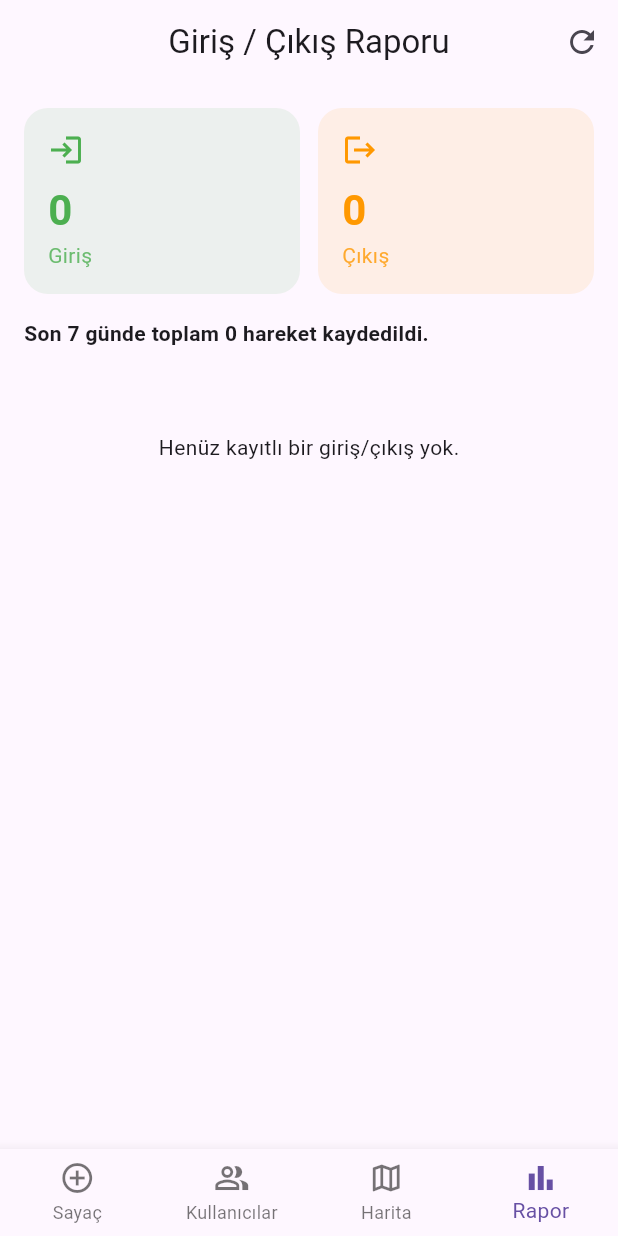
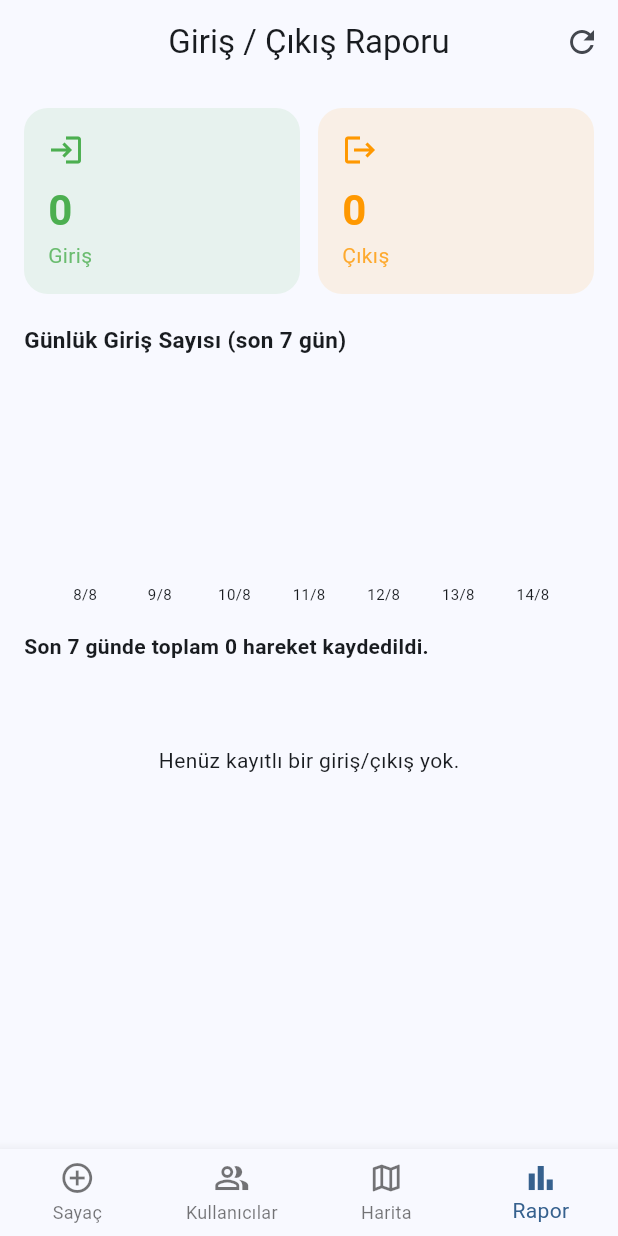
Before and after one commit to senerh6161-design/getxdeneme_temiz, a Flutter app: the screen it shows once a user with an empty profile is signed in, item 4 of the bottom bar chosen, on a phone screen of 412 x 824 dp. Run offline on Flutter 3.47's test engine with Material 3 defaults, Android fonts, the phone set to English and light mode, and no system bars; drawn by our look-alikes of fl_chart; our stand-ins replace cloud_firestore, firebase_auth, firebase_core, flutter_local_notifications, flutter_map, geolocator and 2 more; accounts and stored records are empty.

Commit message:
Bolum 5: haftalik grafik, dark mode, uygulama ikonu/splash config
- ReportController.dailyEnterCounts: enter olaylarini gune gore gruplar
- geofence_report_view.dart: fl_chart ile son 7 gun bar chart
- main.dart: acik/koyu tema + ThemeMode.system
- pubspec.yaml: fl_chart, flutter_launcher_icons, flutter_native_splash
  bagimliliklari ve config'leri eklendi
- assets/icon/app_icon.png ve splash_logo.png: uretilen basit ikon/logo

NOT: ikon/splash gercek platform dosyalarini uretmek icin projeyi acan
kisinin `dart run flutter_launcher_icons` ve
`dart run flutter_native_splash:create` komutlarini calistirmasi gerekiyor.

```diff
--- a/lib/app/modules/geofence/controllers/report_controller.dart
+++ b/lib/app/modules/geofence/controllers/report_controller.dart
@@ -22,6 +22,19 @@ class ReportController extends GetxController {
 
   int get enterCount => events.where((e) => e.type == 'enter').length;
   int get exitCount => events.where((e) => e.type == 'exit').length;
+
+  /// Her "enter" olayını, hangi güne ait olduğuna göre gruplar
+  /// (saat/dakika/saniye atılır, sadece gün kalır). Haftalık grafik
+  /// bu veriyi kullanıyor.
+  Map<DateTime, int> get dailyEnterCounts {
+    final Map<DateTime, int> counts = {};
+    for (final e in events) {
+      if (e.type != 'enter') continue;
+      final day = DateTime(e.timestamp.year, e.timestamp.month, e.timestamp.day);
+      counts[day] = (counts[day] ?? 0) + 1;
+    }
+    return counts;
+  }
 
   Future<void> loadLastWeek() async {
     final user = _auth.currentUser;
--- a/lib/app/modules/geofence/views/geofence_report_view.dart
+++ b/lib/app/modules/geofence/views/geofence_report_view.dart
@@ -1,3 +1,4 @@
+import 'package:fl_chart/fl_chart.dart';
 import 'package:flutter/material.dart';
 import 'package:get/get.dart';
 
@@ -52,6 +53,13 @@ class GeofenceReportView extends StatelessWidget {
                   ),
                 ],
               ),
+              const SizedBox(height: 20),
+              const Text(
+                'Günlük Giriş Sayısı (son 7 gün)',
+                style: TextStyle(fontWeight: FontWeight.bold, fontSize: 15),
+              ),
+              const SizedBox(height: 8),
+              _WeeklyChart(dailyCounts: controller.dailyEnterCounts),
               Padding(
                 padding: const EdgeInsets.symmetric(vertical: 16),
                 child: Text(
@@ -131,6 +139,73 @@ class _StatCard extends StatelessWidget {
   }
 }
 
+/// Son 7 günün her biri için bir çubuk gösteren basit grafik.
+/// Veri [ReportController.dailyEnterCounts]'tan geliyor (bkz. Bölüm 5 notları).
+class _WeeklyChart extends StatelessWidget {
+  final Map<DateTime, int> dailyCounts;
+
+  const _WeeklyChart({required this.dailyCounts});
+
+  @override
+  Widget build(BuildContext context) {
+    // Bugünden geriye 7 gün (bugün dahil) — grafikte hep aynı sırada dursun.
+    final days = List.generate(7, (i) {
+      final d = DateTime.now().subtract(Duration(days: 6 - i));
+      return DateTime(d.year, d.month, d.day);
+    });
+
+    final maxCount = dailyCounts.values.isEmpty
+        ? 1
+        : dailyCounts.values.reduce((a, b) => a > b ? a : b);
+
+    return SizedBox(
+      height: 160,
+      child: BarChart(
+        BarChartData(
+          maxY: (maxCount + 1).toDouble(),
+          gridData: const FlGridData(show: false),
+          borderData: FlBorderData(show: false),
+          titlesData: FlTitlesData(
+            leftTitles: const AxisTitles(sideTitles: SideTitles(showTitles: false)),
+            rightTitles: const AxisTitles(sideTitles: SideTitles(showTitles: false)),
+            topTitles: const AxisTitles(sideTitles: SideTitles(showTitles: false)),
+            bottomTitles: AxisTitles(
+              sideTitles: SideTitles(
+                showTitles: true,
+                getTitlesWidget: (value, meta) {
+                  final i = value.toInt();
+                  if (i < 0 || i >= days.length) return const SizedBox.shrink();
+                  return Padding(
+                    padding: const EdgeInsets.only(top: 6),
+                    child: Text(
+                      '${days[i].day}/${days[i].month}',
+                      style: const TextStyle(fontSize: 10),
+                    ),
+                  );
+                },
+              ),
+            ),
+          ),
+          barGroups: [
+            for (var i = 0; i < days.length; i++)
+              BarChartGroupData(
+                x: i,
+                barRods: [
+                  BarChartRodData(
+                    toY: (dailyCounts[days[i]] ?? 0).toDouble(),
+                    color: Colors.blue,
+                    width: 18,
+                    borderRadius: BorderRadius.circular(4),
+                  ),
+                ],
+              ),
+          ],
+        ),
+      ),
+    );
+  }
+}
+
 /// intl paketine ihtiyaç duymadan basit bir tarih/saat biçimlendirme.
 String _formatDate(DateTime dt) {
   const months = [
--- a/lib/main.dart
+++ b/lib/main.dart
@@ -23,6 +23,24 @@ void main() async {
       title: "GetX Uygulaması",
       debugShowCheckedModeBanner: false,
       initialBinding: CounterBinding(),
+      // Açık ve koyu tema tanımlı; themeMode: ThemeMode.system sayesinde
+      // kullanıcının telefon ayarına göre otomatik geçiş yapılıyor.
+      // NOT: login_view.dart gibi bazı ekranlarda hâlâ sabit (hardcoded)
+      // renkler var (ör. Colors.blue.shade50) — bunlar dark mode'da da
+      // aynı kalır. Tüm ekranları tema-duyarlı hale getirmek ayrı,
+      // daha kapsamlı bir iş; bilerek bu bölümün dışında bıraktık.
+      theme: ThemeData(
+        colorScheme: ColorScheme.fromSeed(seedColor: Colors.blue),
+        useMaterial3: true,
+      ),
+      darkTheme: ThemeData(
+        colorScheme: ColorScheme.fromSeed(
+          seedColor: Colors.blue,
+          brightness: Brightness.dark,
+        ),
+        useMaterial3: true,
+      ),
+      themeMode: ThemeMode.system,
       home: const AuthGate(),
     ),
   );
```
Also changed, not shown: pubspec.yaml (+26 -0 lines), assets/icon/app_icon.png (added), assets/icon/splash_logo.png (added).
